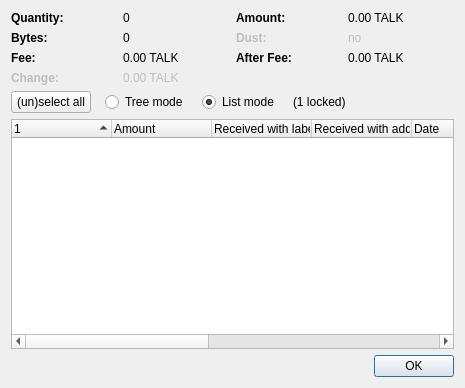
Qt form src/qt/forms/coincontroldialog.ui (BlockMechanic/rain) before a commit.
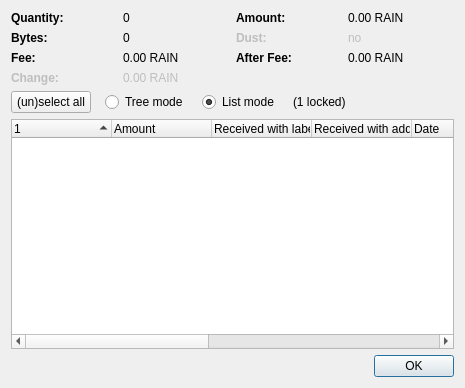
The same form after that commit. Custom widgets are drawn as their Qt base class.

What changed in the file:
```diff
--- a/src/qt/forms/coincontroldialog.ui
+++ b/src/qt/forms/coincontroldialog.ui
@@ -104,7 +104,7 @@
           <enum>Qt::ActionsContextMenu</enum>
          </property>
          <property name="text">
-          <string notr="true">0.00 TALK</string>
+          <string notr="true">0.00 RAIN</string>
          </property>
          <property name="textInteractionFlags">
           <set>Qt::LinksAccessibleByMouse|Qt::TextSelectableByKeyboard|Qt::TextSelectableByMouse</set>
@@ -136,7 +136,7 @@
           <enum>Qt::ActionsContextMenu</enum>
          </property>
          <property name="text">
-          <string notr="true">0.00 TALK</string>
+          <string notr="true">0.00 RAIN</string>
          </property>
          <property name="textInteractionFlags">
           <set>Qt::LinksAccessibleByMouse|Qt::TextSelectableByKeyboard|Qt::TextSelectableByMouse</set>
@@ -165,7 +165,7 @@
           <enum>Qt::ActionsContextMenu</enum>
          </property>
          <property name="text">
-          <string notr="true">0.00 TALK</string>
+          <string notr="true">0.00 RAIN</string>
          </property>
          <property name="textInteractionFlags">
           <set>Qt::LinksAccessibleByMouse|Qt::TextSelectableByKeyboard|Qt::TextSelectableByMouse</set>
@@ -226,7 +226,7 @@
           <enum>Qt::ActionsContextMenu</enum>
          </property>
          <property name="text">
-          <string notr="true">0.00 TALK</string>
+          <string notr="true">0.00 RAIN</string>
          </property>
          <property name="textInteractionFlags">
           <set>Qt::LinksAccessibleByMouse|Qt::TextSelectableByKeyboard|Qt::TextSelectableByMouse</set>
```
